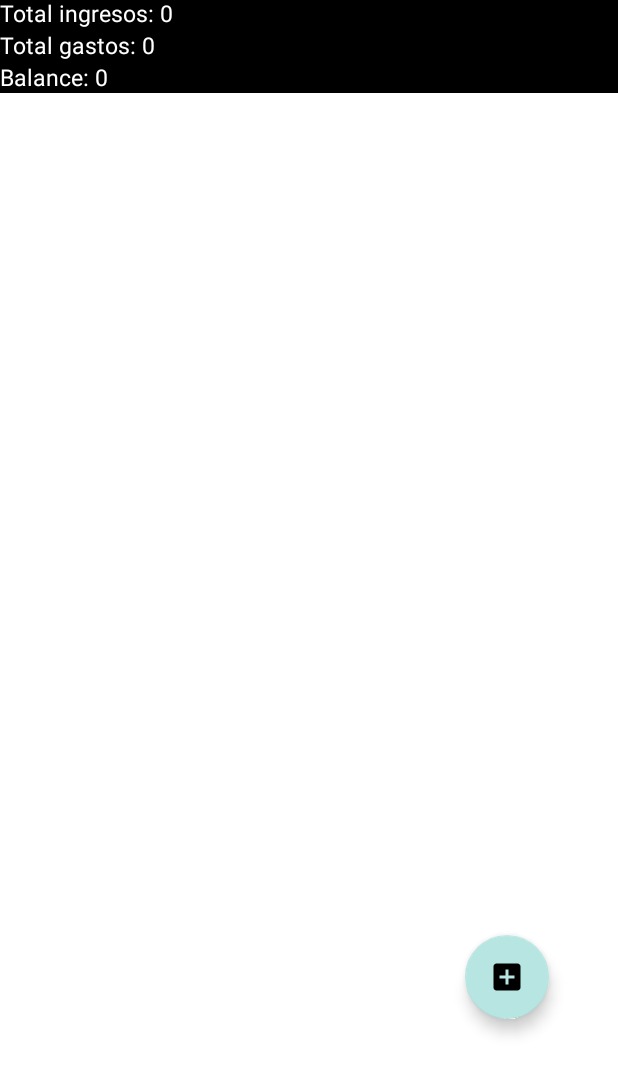
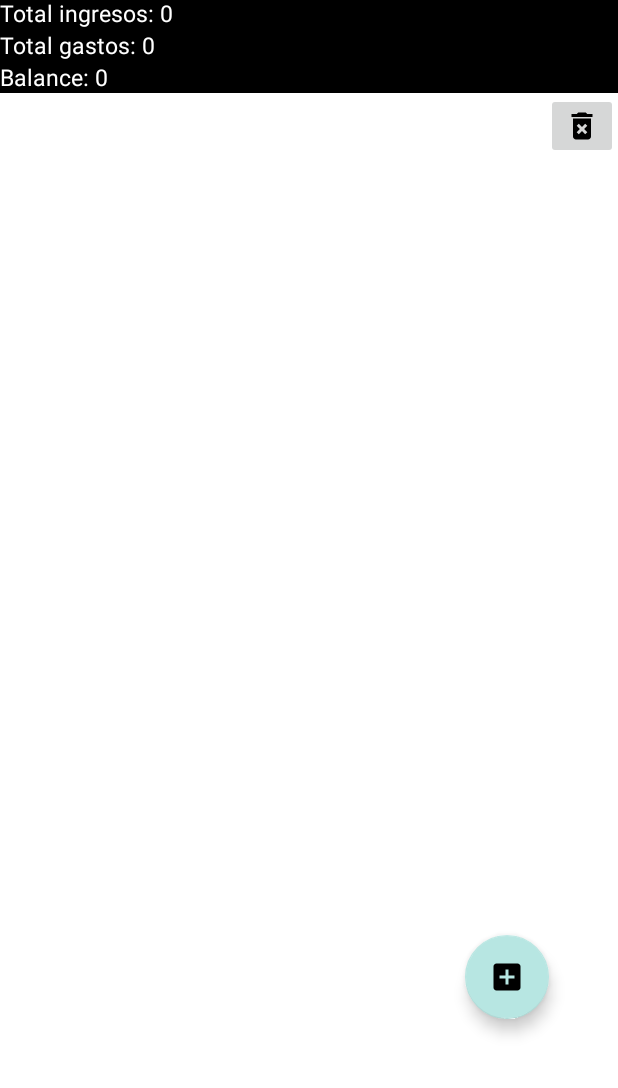
Before and after one commit to jjavier250/Movimientosbancarios, an Android app: the screen it shows after launch (MainActivity), on a phone screen of 412 x 824 dp, the part 148-1236 px from its top. Run offline under Robolectric (Android 15) with nearby library versions, the phone set to English and light mode, and no system bars.

Commit message:
Se añade borrado

```diff
--- a/app/src/main/java/com/example/movimientosbancarios/MainActivity.kt
+++ b/app/src/main/java/com/example/movimientosbancarios/MainActivity.kt
@@ -4,6 +4,8 @@ import android.content.Intent
 import androidx.appcompat.app.AppCompatActivity
 import android.os.Bundle
 import android.widget.Button
+import android.widget.ImageButton
+import android.widget.ImageView
 import android.widget.TextView
 import androidx.recyclerview.widget.LinearLayoutManager
 import androidx.recyclerview.widget.RecyclerView
@@ -21,6 +23,7 @@ class MainActivity : AppCompatActivity() {
     lateinit var txtingresos:TextView
     lateinit var txtgastos:TextView
     lateinit var balance:TextView
+    lateinit var btnborrar:ImageButton
 
     //lateinit var adapter:AgendaAdapter
 
@@ -35,6 +38,7 @@ class MainActivity : AppCompatActivity() {
         txtingresos=findViewById(R.id.txtingresos)
         txtgastos=findViewById(R.id.txtgastos)
         balance=findViewById(R.id.balance)
+        btnborrar=findViewById(R.id.btnborrar)
 
     }
 
@@ -79,6 +83,10 @@ class MainActivity : AppCompatActivity() {
             startActivity(intent)
         }
 
+        btnborrar.setOnClickListener(){
+            movimientosDao.deleteAll()
+            onResume()
+        }
 
     }
 
@@ -91,4 +99,6 @@ class MainActivity : AppCompatActivity() {
         startActivity(intent)
 
     }
+
+
 }
--- /dev/null
+++ b/app/src/main/res/drawable/delete.xml
@@ -0,0 +1,5 @@
+<vector android:height="24dp" android:tint="#000000"
+    android:viewportHeight="24" android:viewportWidth="24"
+    android:width="24dp" xmlns:android="http://schemas.android.com/apk/res/android">
+    <path android:fillColor="@android:color/white" android:pathData="M6,19c0,1.1 0.9,2 2,2h8c1.1,0 2,-0.9 2,-2L18,7L6,7v12zM8.46,11.88l1.41,-1.41L12,12.59l2.12,-2.12 1.41,1.41L13.41,14l2.12,2.12 -1.41,1.41L12,15.41l-2.12,2.12 -1.41,-1.41L10.59,14l-2.13,-2.12zM15.5,4l-1,-1h-5l-1,1L5,4v2h14L19,4z"/>
+</vector>
--- a/app/src/main/res/layout/activity_main.xml
+++ b/app/src/main/res/layout/activity_main.xml
@@ -49,7 +49,15 @@
         android:textColor="@color/white"
         android:text="balance:">
     </TextView>
+<ImageButton
+    android:id="@+id/btnborrar"
+    android:layout_width="wrap_content"
+    android:layout_height="wrap_content"
+    android:layout_gravity="bottom|end"
+    android:src="@drawable/delete"
+    >
 
+</ImageButton>
 
     <FrameLayout
         android:layout_width="match_parent"
```
